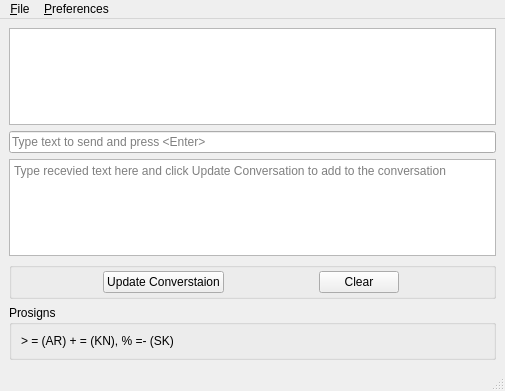
Before: the Qt Designer form picokeyer.ui in guitarpicva/PicoKeyerTerminal, drawn with Qt 5.
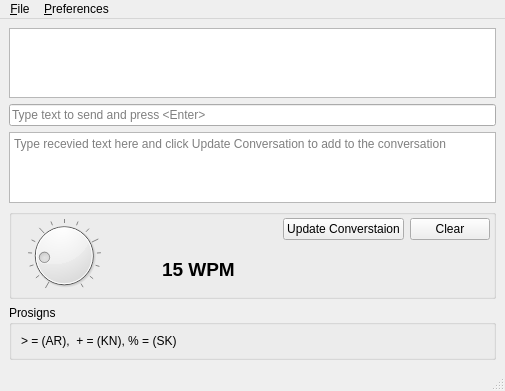
After: the same form once the commit is applied.

Commit message: add dial and WPM readout

What changed in the file:
```diff
--- a/picokeyer.ui
+++ b/picokeyer.ui
@@ -63,7 +63,7 @@
        <property name="bottomMargin">
         <number>3</number>
        </property>
-       <item row="0" column="0">
+       <item row="0" column="2">
         <widget class="QPushButton" name="updateConversationButton">
          <property name="sizePolicy">
           <sizepolicy hsizetype="Fixed" vsizetype="Fixed">
@@ -76,7 +76,7 @@
          </property>
         </widget>
        </item>
-       <item row="0" column="1">
+       <item row="0" column="3">
         <widget class="QPushButton" name="clearButton">
          <property name="sizePolicy">
           <sizepolicy hsizetype="Fixed" vsizetype="Fixed">
@@ -89,6 +89,60 @@
          </property>
         </widget>
        </item>
+       <item row="0" column="0" rowspan="2">
+        <widget class="QDial" name="wpmDial">
+         <property name="sizePolicy">
+          <sizepolicy hsizetype="Fixed" vsizetype="Preferred">
+           <horstretch>0</horstretch>
+           <verstretch>0</verstretch>
+          </sizepolicy>
+         </property>
+         <property name="minimumSize">
+          <size>
+           <width>0</width>
+           <height>75</height>
+          </size>
+         </property>
+         <property name="minimum">
+          <number>5</number>
+         </property>
+         <property name="maximum">
+          <number>60</number>
+         </property>
+         <property name="sliderPosition">
+          <number>15</number>
+         </property>
+         <property name="notchesVisible">
+          <bool>true</bool>
+         </property>
+        </widget>
+       </item>
+       <item row="0" column="1">
+        <spacer name="horizontalSpacer">
+         <property name="orientation">
+          <enum>Qt::Horizontal</enum>
+         </property>
+         <property name="sizeHint" stdset="0">
+          <size>
+           <width>40</width>
+           <height>20</height>
+          </size>
+         </property>
+        </spacer>
+       </item>
+       <item row="1" column="1" alignment="Qt::AlignHCenter">
+        <widget class="QLabel" name="wpmLabel">
+         <property name="font">
+          <font>
+           <pointsize>14</pointsize>
+           <bold>true</bold>
+          </font>
+         </property>
+         <property name="text">
+          <string>15 WPM</string>
+         </property>
+        </widget>
+       </item>
       </layout>
      </widget>
     </item>
@@ -101,7 +155,7 @@
        <item>
         <widget class="QLabel" name="label">
          <property name="text">
-          <string>&gt; = (AR) + = (KN), % =- (SK)</string>
+          <string>&gt; = (AR),  + = (KN), % = (SK)</string>
          </property>
          <property name="wordWrap">
           <bool>true</bool>
```
Left out of the diff: 3 changed lines with no effect on the pictures. The commit also changes 2 other files.
